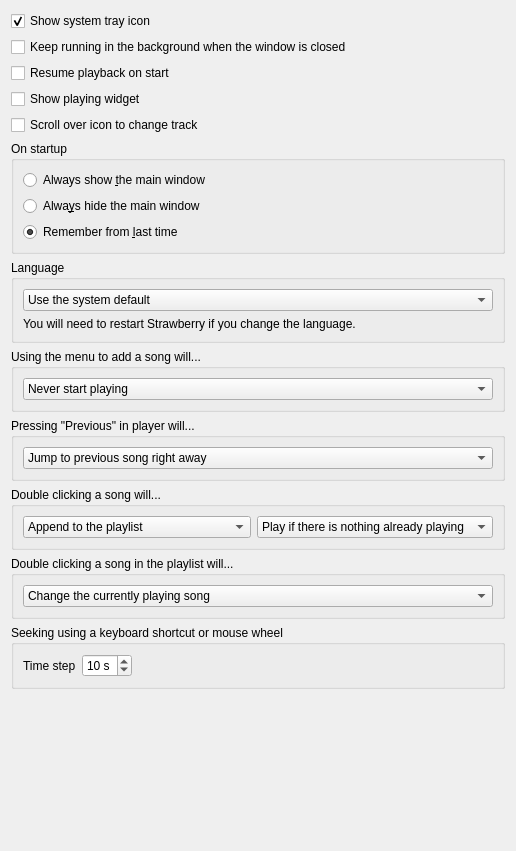
Old version of the form src/settings/behavioursettingspage.ui in the repository strawberrymusicplayer/strawberry.
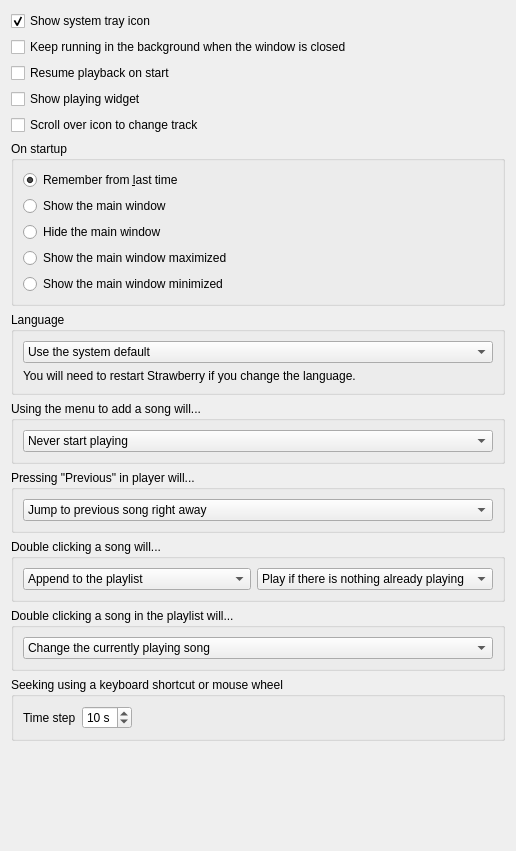
New version of the form.

Commit message: Add on startup options to show maximized or minimized

Diff of the .ui file:
```diff
--- a/src/settings/behavioursettingspage.ui
+++ b/src/settings/behavioursettingspage.ui
@@ -67,20 +67,6 @@
       <string>On startup</string>
      </property>
      <layout class="QVBoxLayout" name="layout_startup">
-      <item>
-       <widget class="QRadioButton" name="radiobutton_alwaysshow">
-        <property name="text">
-         <string>Always show &amp;the main window</string>
-        </property>
-       </widget>
-      </item>
-      <item>
-       <widget class="QRadioButton" name="radiobutton_alwayshide">
-        <property name="text">
-         <string>Alwa&amp;ys hide the main window</string>
-        </property>
-       </widget>
-      </item>
       <item>
        <widget class="QRadioButton" name="radiobutton_remember">
         <property name="text">
@@ -91,6 +77,34 @@
         </property>
        </widget>
       </item>
+      <item>
+       <widget class="QRadioButton" name="radiobutton_show">
+        <property name="text">
+         <string>Show the main window</string>
+        </property>
+       </widget>
+      </item>
+      <item>
+       <widget class="QRadioButton" name="radiobutton_hide">
+        <property name="text">
+         <string>Hide the main window</string>
+        </property>
+       </widget>
+      </item>
+      <item>
+       <widget class="QRadioButton" name="radiobutton_show_maximized">
+        <property name="text">
+         <string>Show the main window maximized</string>
+        </property>
+       </widget>
+      </item>
+      <item>
+       <widget class="QRadioButton" name="radiobutton_show_minimized">
+        <property name="text">
+         <string>Show the main window minimized</string>
+        </property>
+       </widget>
+      </item>
      </layout>
     </widget>
    </item>
```
Left out of the diff: 19 changed lines with no effect on the pictures. The commit also changes 4 other files.
